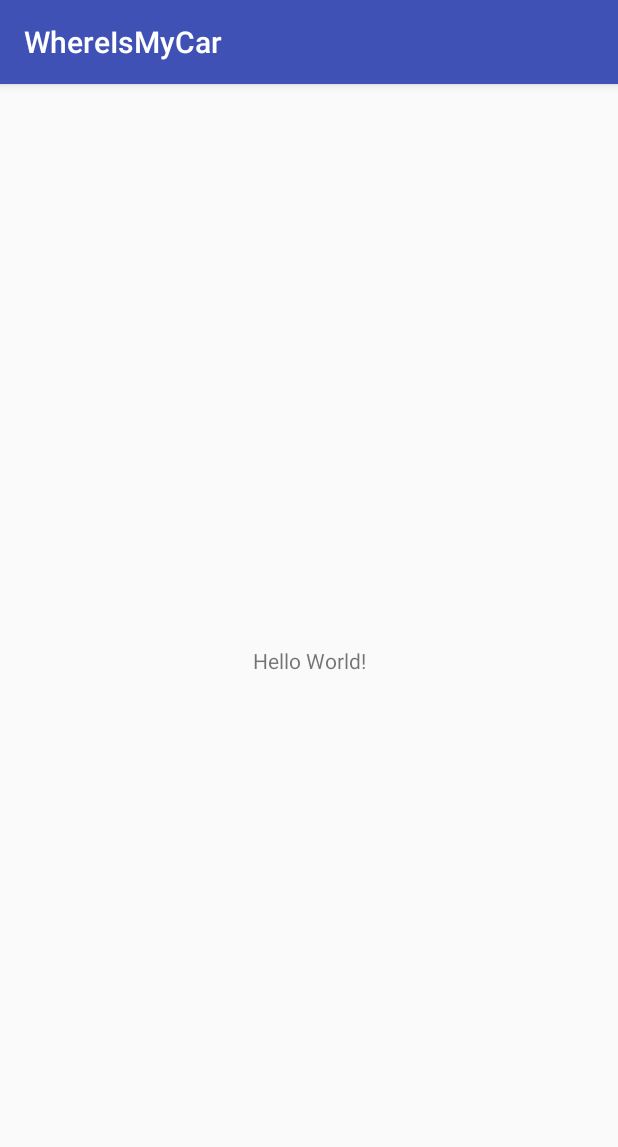
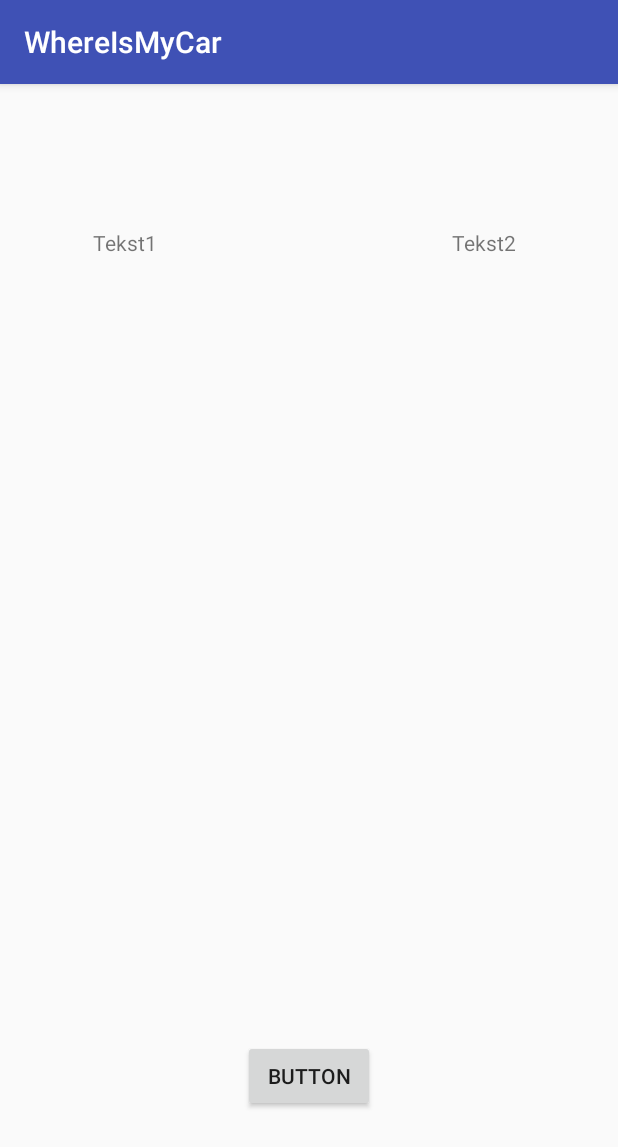
Before and after one commit to Wiklos/WhereIsMyCar, an Android app: the screen it shows after launch (MainActivity), on a phone screen of 412 x 824 dp. Shown: the top 1147 px of the screen. Run offline under Robolectric (Android 15) with nearby library versions, the phone set to English and light mode, and no system bars.

Commit message:
Getting current user location on button click.

```diff
--- a/app/src/main/AndroidManifest.xml
+++ b/app/src/main/AndroidManifest.xml
@@ -1,6 +1,10 @@
 <?xml version="1.0" encoding="utf-8"?>
 <manifest xmlns:android="http://schemas.android.com/apk/res/android"
     package="pawel.wiklo.whereismycar">
+
+    <uses-permission android:name="android.permission.INTERNET" />
+    <uses-permission android:name="android.permission.ACCESS_COARSE_LOCATION" />
+    <uses-permission android:name="android.permission.ACCESS_FINE_LOCATION"/>
 
     <application
         android:allowBackup="true"
--- a/app/src/main/java/pawel/wiklo/whereismycar/MainActivity.java
+++ b/app/src/main/java/pawel/wiklo/whereismycar/MainActivity.java
@@ -1,13 +1,43 @@
 package pawel.wiklo.whereismycar;
 
+
+import android.Manifest;
+import android.location.Location;
+import android.location.LocationListener;
+import android.location.LocationManager;
+import android.support.v4.app.ActivityCompat;
 import android.support.v7.app.AppCompatActivity;
 import android.os.Bundle;
+import android.view.View;
+import android.widget.TextView;
 
 public class MainActivity extends AppCompatActivity {
+
+    private TextView tv1;
+    private TextView tv2;
 
     @Override
     protected void onCreate(Bundle savedInstanceState) {
         super.onCreate(savedInstanceState);
         setContentView(R.layout.activity_main);
+
+        tv1 = (TextView)findViewById(R.id.tv1);
+        tv2 = (TextView)findViewById(R.id.tv2);
+
+        ActivityCompat.requestPermissions(MainActivity.this, new String[]{Manifest.permission.ACCESS_FINE_LOCATION},123);
+
+    }
+
+    public void akcja(View view) {
+
+        GPStracker g = new GPStracker(getApplicationContext());
+        Location l = g.getLocation();
+        if(l!=null)
+        {
+            double lat = l.getLatitude();
+            double lon = l.getLongitude();
+            tv1.setText(tv1.getText()+"\n"+lat);
+            tv2.setText(tv2.getText()+"\n"+lon);
+        }
     }
 }
--- a/app/src/main/res/layout/activity_main.xml
+++ b/app/src/main/res/layout/activity_main.xml
@@ -6,13 +6,45 @@
     android:layout_height="match_parent"
     tools:context=".MainActivity">
 
+
     <TextView
+        android:id="@+id/tv1"
         android:layout_width="wrap_content"
         android:layout_height="wrap_content"
-        android:text="Hello World!"
+        android:text="Tekst1"
         app:layout_constraintBottom_toBottomOf="parent"
+        app:layout_constraintHorizontal_bias="0.167"
         app:layout_constraintLeft_toLeftOf="parent"
         app:layout_constraintRight_toRightOf="parent"
-        app:layout_constraintTop_toTopOf="parent" />
+        app:layout_constraintTop_toTopOf="parent"
+        app:layout_constraintVertical_bias="0.128" />
+
+    <TextView
+        android:id="@+id/tv2"
+        android:layout_width="wrap_content"
+        android:layout_height="wrap_content"
+        android:text="Tekst2"
+        app:layout_constraintBottom_toBottomOf="parent"
+        app:layout_constraintHorizontal_bias="0.815"
+        app:layout_constraintLeft_toLeftOf="parent"
+        app:layout_constraintRight_toRightOf="parent"
+        app:layout_constraintTop_toTopOf="parent"
+        app:layout_constraintVertical_bias="0.128" />
+
+    <Button
+        android:onClick="akcja"
+        android:id="@+id/button"
+        android:layout_width="wrap_content"
+        android:layout_height="wrap_content"
+        android:layout_marginBottom="8dp"
+        android:layout_marginEnd="8dp"
+        android:layout_marginStart="8dp"
+        android:layout_marginTop="8dp"
+        android:text="Button"
+        app:layout_constraintBottom_toBottomOf="parent"
+        app:layout_constraintEnd_toEndOf="parent"
+        app:layout_constraintStart_toStartOf="parent"
+        app:layout_constraintTop_toTopOf="parent"
+        app:layout_constraintVertical_bias="0.894" />
 
 </android.support.constraint.ConstraintLayout>
```
Also changed, not shown: app/src/main/java/pawel/wiklo/whereismycar/GPStracker.java (added, +63 -0 lines).
